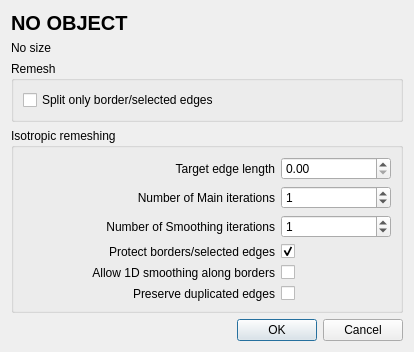
Qt form Polyhedron/demo/Polyhedron/Plugins/PMP/Isotropic_remeshing_dialog.ui (CGAL/cgal) before a commit.
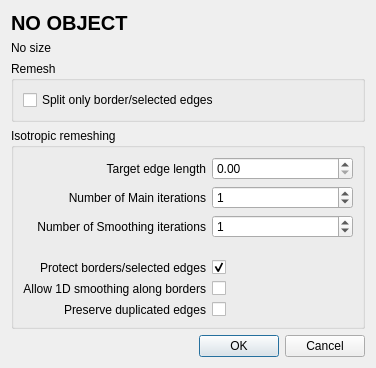
The same form after that commit.

Commit message: Rework Isotropic_remeshing UI

```diff
--- a/Polyhedron/demo/Polyhedron/Plugins/PMP/Isotropic_remeshing_dialog.ui
+++ b/Polyhedron/demo/Polyhedron/Plugins/PMP/Isotropic_remeshing_dialog.ui
@@ -9,8 +9,8 @@
    <rect>
     <x>0</x>
     <y>0</y>
-    <width>414</width>
-    <height>343</height>
+    <width>376</width>
+    <height>368</height>
    </rect>
   </property>
   <property name="windowTitle">
@@ -54,25 +54,42 @@
      </layout>
     </widget>
    </item>
-   <item>
-    <spacer name="verticalSpacer">
-     <property name="orientation">
-      <enum>Qt::Vertical</enum>
-     </property>
-     <property name="sizeHint" stdset="0">
-      <size>
-       <width>20</width>
-       <height>40</height>
-      </size>
-     </property>
-    </spacer>
-   </item>
    <item>
     <widget class="QGroupBox" name="groupBox">
      <property name="title">
       <string>Isotropic remeshing</string>
      </property>
-     <layout class="QGridLayout" name="gridLayout_2" rowstretch="0,0,0,0,0,0,0" columnstretch="2,0">
+     <layout class="QGridLayout" name="gridLayout_2" rowstretch="0,0,0,0,0,0,0" columnstretch="0,1">
+      <item row="6" column="0">
+       <widget class="QLabel" name="preserveDuplicates_label">
+        <property name="text">
+         <string>Preserve duplicated edges</string>
+        </property>
+        <property name="alignment">
+         <set>Qt::AlignRight|Qt::AlignTrailing|Qt::AlignVCenter</set>
+        </property>
+       </widget>
+      </item>
+      <item row="2" column="1">
+       <widget class="QSpinBox" name="nbSmoothing_spinbox">
+        <property name="minimum">
+         <number>0</number>
+        </property>
+        <property name="maximum">
+         <number>100</number>
+        </property>
+        <property name="value">
+         <number>1</number>
+        </property>
+       </widget>
+      </item>
+      <item row="6" column="1">
+       <widget class="QCheckBox" name="preserveDuplicates_checkbox">
+        <property name="text">
+         <string/>
+        </property>
+       </widget>
+      </item>
       <item row="0" column="0">
        <widget class="QLabel" name="edgeLength_label">
         <property name="text">
@@ -86,35 +103,6 @@
         </property>
        </widget>
       </item>
-      <item row="0" column="1">
-       <widget class="QDoubleSpinBox" name="edgeLength_dspinbox">
-        <property name="minimumSize">
-         <size>
-          <width>110</width>
-          <height>0</height>
-         </size>
-        </property>
-        <property name="maximum">
-         <double>1000.000000000000000</double>
-        </property>
-        <property name="singleStep">
-         <double>0.100000000000000</double>
-        </property>
-       </widget>
-      </item>
-      <item row="1" column="0">
-       <widget class="QLabel" name="nbIterations_label">
-        <property name="text">
-         <string>Number of Main iterations</string>
-        </property>
-        <property name="alignment">
-         <set>Qt::AlignRight|Qt::AlignTrailing|Qt::AlignVCenter</set>
-        </property>
-        <property name="buddy">
-         <cstring>nbIterations_spinbox</cstring>
-        </property>
-       </widget>
-      </item>
       <item row="4" column="0">
        <widget class="QLabel" name="protect_label">
         <property name="text">
@@ -125,13 +113,26 @@
         </property>
        </widget>
       </item>
-      <item row="4" column="1">
-       <widget class="QCheckBox" name="protect_checkbox">
+      <item row="2" column="0">
+       <widget class="QLabel" name="nbSmoothing_label">
         <property name="text">
-         <string/>
+         <string>Number of Smoothing iterations</string>
         </property>
-        <property name="checked">
-         <bool>true</bool>
+        <property name="alignment">
+         <set>Qt::AlignRight|Qt::AlignTrailing|Qt::AlignVCenter</set>
+        </property>
+       </widget>
+      </item>
+      <item row="1" column="1">
+       <widget class="QSpinBox" name="nbIterations_spinbox">
+        <property name="minimumSize">
+         <size>
+          <width>110</width>
+          <height>0</height>
+         </size>
+        </property>
+        <property name="value">
+         <number>1</number>
         </property>
        </widget>
       </item>
@@ -145,6 +146,19 @@
         </property>
        </widget>
       </item>
+      <item row="1" column="0">
+       <widget class="QLabel" name="nbIterations_label">
+        <property name="text">
+         <string>Number of Main iterations</string>
+        </property>
+        <property name="alignment">
+         <set>Qt::AlignRight|Qt::AlignTrailing|Qt::AlignVCenter</set>
+        </property>
+        <property name="buddy">
+         <cstring>nbIterations_spinbox</cstring>
+        </property>
+       </widget>
+      </item>
       <item row="5" column="1">
        <widget class="QCheckBox" name="smooth1D_checkbox">
         <property name="text">
@@ -152,56 +166,29 @@
         </property>
        </widget>
       </item>
-      <item row="6" column="1">
-       <widget class="QCheckBox" name="preserveDuplicates_checkbox">
+      <item row="4" column="1">
+       <widget class="QCheckBox" name="protect_checkbox">
         <property name="text">
          <string/>
         </property>
-       </widget>
-      </item>
-      <item row="6" column="0">
-       <widget class="QLabel" name="preserveDuplicates_label">
-        <property name="text">
-         <string>Preserve duplicated edges</string>
+        <property name="checked">
+         <bool>true</bool>
         </property>
-        <property name="alignment">
-         <set>Qt::AlignRight|Qt::AlignTrailing|Qt::AlignVCenter</set>
-        </property>
        </widget>
       </item>
-      <item row="1" column="1">
-       <widget class="QSpinBox" name="nbIterations_spinbox">
+      <item row="0" column="1">
+       <widget class="QDoubleSpinBox" name="edgeLength_dspinbox">
         <property name="minimumSize">
          <size>
           <width>110</width>
           <height>0</height>
          </size>
         </property>
-        <property name="value">
-         <number>1</number>
-        </property>
-       </widget>
-      </item>
-      <item row="2" column="0">
-       <widget class="QLabel" name="nbSmoothing_label">
-        <property name="text">
-         <string>Number of Smoothing iterations</string>
-        </property>
-        <property name="alignment">
-         <set>Qt::AlignRight|Qt::AlignTrailing|Qt::AlignVCenter</set>
-        </property>
-       </widget>
-      </item>
-      <item row="2" column="1">
-       <widget class="QSpinBox" name="nbSmoothing_spinbox">
-        <property name="minimum">
-         <number>0</number>
-        </property>
         <property name="maximum">
-         <number>100</number>
+         <double>1000.000000000000000</double>
         </property>
-        <property name="value">
-         <number>1</number>
+        <property name="singleStep">
+         <double>0.100000000000000</double>
         </property>
        </widget>
       </item>
@@ -210,6 +197,9 @@
         <property name="orientation">
          <enum>Qt::Vertical</enum>
         </property>
+        <property name="sizeType">
+         <enum>QSizePolicy::Maximum</enum>
+        </property>
         <property name="sizeHint" stdset="0">
          <size>
           <width>20</width>
@@ -226,10 +216,13 @@
      <property name="orientation">
       <enum>Qt::Vertical</enum>
      </property>
+     <property name="sizeType">
+      <enum>QSizePolicy::MinimumExpanding</enum>
+     </property>
      <property name="sizeHint" stdset="0">
       <size>
-       <width>20</width>
-       <height>40</height>
+       <width>0</width>
+       <height>0</height>
       </size>
      </property>
     </spacer>
```
The commit also changes 2 other files.
